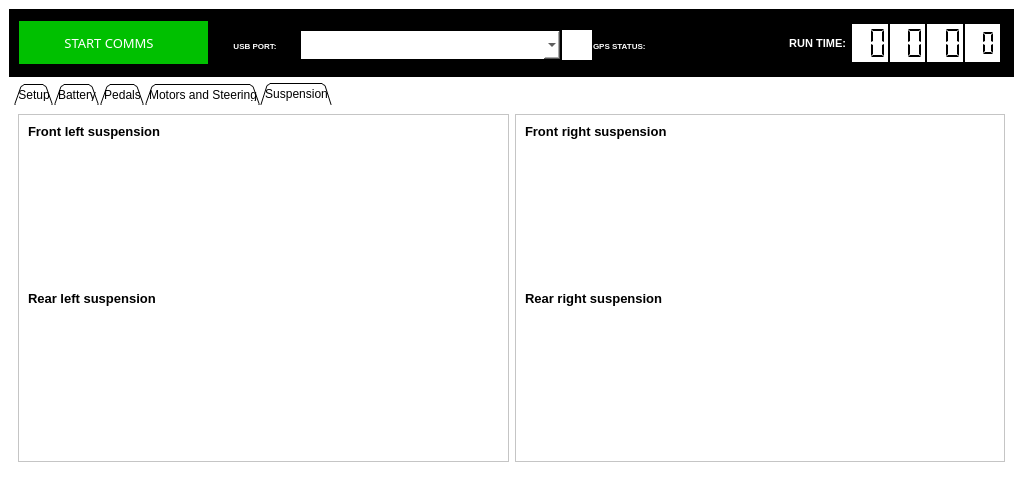
Above: mainwindow.ui from niallbeggan/TelemetrySystem before the change. Below: the same form after it.
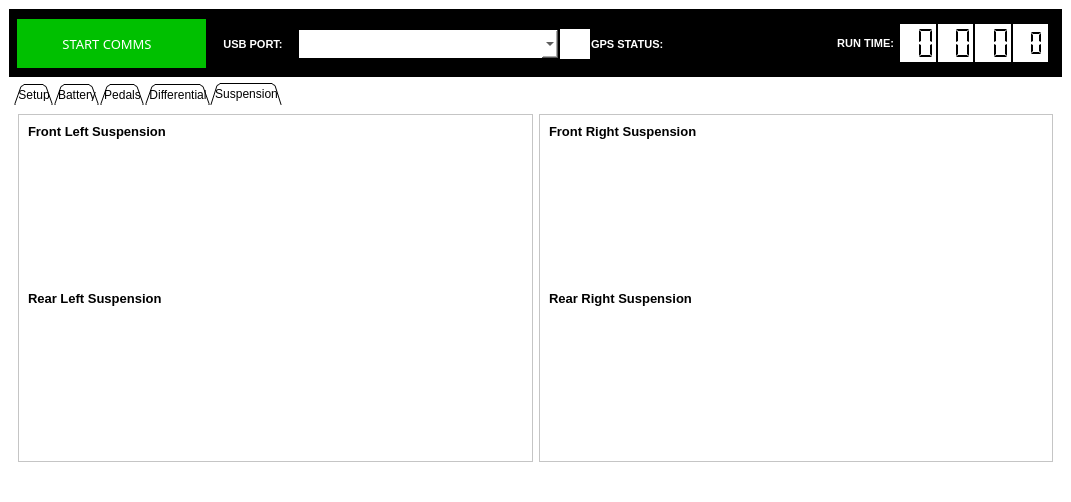
That is the form after the change. The open tabs and pages were chosen to show the change. Custom widgets are drawn as their Qt base class.

```diff
--- a/mainwindow.ui
+++ b/mainwindow.ui
@@ -6,7 +6,7 @@
    <rect>
     <x>0</x>
     <y>0</y>
-    <width>1023</width>
+    <width>1071</width>
     <height>502</height>
    </rect>
   </property>
@@ -18,8 +18,8 @@
   </property>
   <property name="minimumSize">
    <size>
-    <width>916</width>
-    <height>451</height>
+    <width>1071</width>
+    <height>502</height>
    </size>
   </property>
   <property name="windowTitle">
@@ -116,10 +116,10 @@
            <number>0</number>
           </property>
           <property name="leftMargin">
-           <number>8</number>
+           <number>6</number>
           </property>
           <property name="topMargin">
-           <number>3</number>
+           <number>0</number>
           </property>
           <property name="rightMargin">
            <number>0</number>
@@ -159,7 +159,7 @@
                <x>0</x>
                <y>0</y>
                <width>190</width>
-               <height>45</height>
+               <height>51</height>
               </rect>
              </property>
              <property name="sizePolicy">
@@ -171,13 +171,13 @@
              <property name="minimumSize">
               <size>
                <width>190</width>
-               <height>45</height>
+               <height>40</height>
               </size>
              </property>
              <property name="maximumSize">
               <size>
                <width>190</width>
-               <height>45</height>
+               <height>60</height>
               </size>
              </property>
              <property name="styleSheet">
@@ -195,7 +195,7 @@
                <x>-10</x>
                <y>0</y>
                <width>200</width>
-               <height>45</height>
+               <height>51</height>
               </rect>
              </property>
              <property name="sizePolicy">
@@ -206,14 +206,14 @@
              </property>
              <property name="minimumSize">
               <size>
-               <width>200</width>
-               <height>45</height>
+               <width>100</width>
+               <height>40</height>
               </size>
              </property>
              <property name="maximumSize">
               <size>
                <width>200</width>
-               <height>45</height>
+               <height>60</height>
               </size>
              </property>
              <property name="font">
@@ -261,7 +261,7 @@
             </property>
             <property name="font">
              <font>
-              <pointsize>6</pointsize>
+              <pointsize>8</pointsize>
               <weight>75</weight>
               <bold>true</bold>
              </font>
@@ -275,6 +275,9 @@
             <property name="alignment">
              <set>Qt::AlignCenter</set>
             </property>
+            <property name="margin">
+             <number>0</number>
+            </property>
            </widget>
           </item>
           <item>
@@ -364,7 +367,7 @@
             </property>
             <property name="font">
              <font>
-              <pointsize>6</pointsize>
+              <pointsize>8</pointsize>
               <weight>75</weight>
               <bold>true</bold>
              </font>
@@ -1846,7 +1849,7 @@
       </widget>
       <widget class="QWidget" name="tab_4">
        <attribute name="title">
-        <string>Motors and Steering</string>
+        <string>Differential</string>
        </attribute>
        <layout class="QHBoxLayout" name="horizontalLayout_2">
         <item>
@@ -1966,7 +1969,7 @@
               <string notr="true"/>
              </property>
              <property name="text">
-              <string>Front left suspension</string>
+              <string>Front Left Suspension</string>
              </property>
             </widget>
            </item>
@@ -2228,7 +2231,7 @@
               <string notr="true"/>
              </property>
              <property name="text">
-              <string>Rear left suspension</string>
+              <string>Rear Left Suspension</string>
              </property>
             </widget>
            </item>
@@ -2272,7 +2275,7 @@
               <string notr="true"/>
              </property>
              <property name="text">
-              <string>Front right suspension</string>
+              <string>Front Right Suspension</string>
              </property>
             </widget>
            </item>
@@ -2304,7 +2307,7 @@
               <string notr="true"/>
              </property>
              <property name="text">
-              <string>Rear right suspension</string>
+              <string>Rear Right Suspension</string>
              </property>
             </widget>
            </item>
```
Left out of the diff: 12 changed lines with no effect on the pictures.
